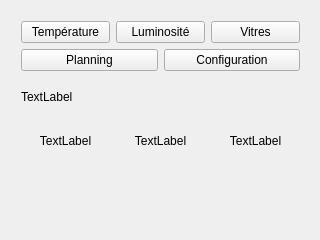
Above: thermostat/Thermostat/mainwindow.ui from kimchicharlie/Envio before the change. Below: the same form after it.
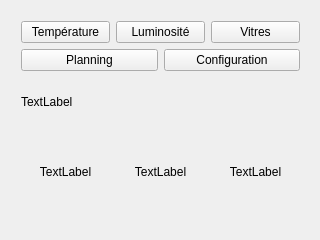
That is the form after the change.

```diff
--- a/thermostat/Thermostat/mainwindow.ui
+++ b/thermostat/Thermostat/mainwindow.ui
@@ -20,7 +20,7 @@
       <x>10</x>
       <y>10</y>
       <width>301</width>
-      <height>161</height>
+      <height>211</height>
      </rect>
     </property>
     <layout class="QGridLayout" name="gridLayout_2">
```
Left out of the diff: 12 changed lines with no effect on the pictures.
